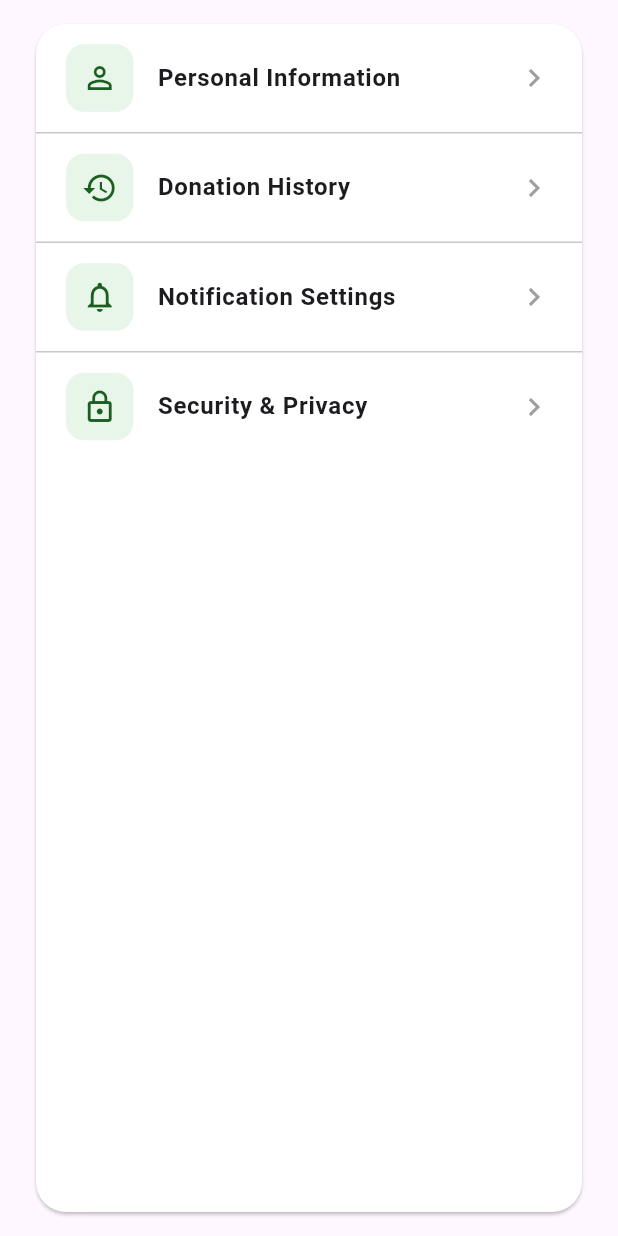
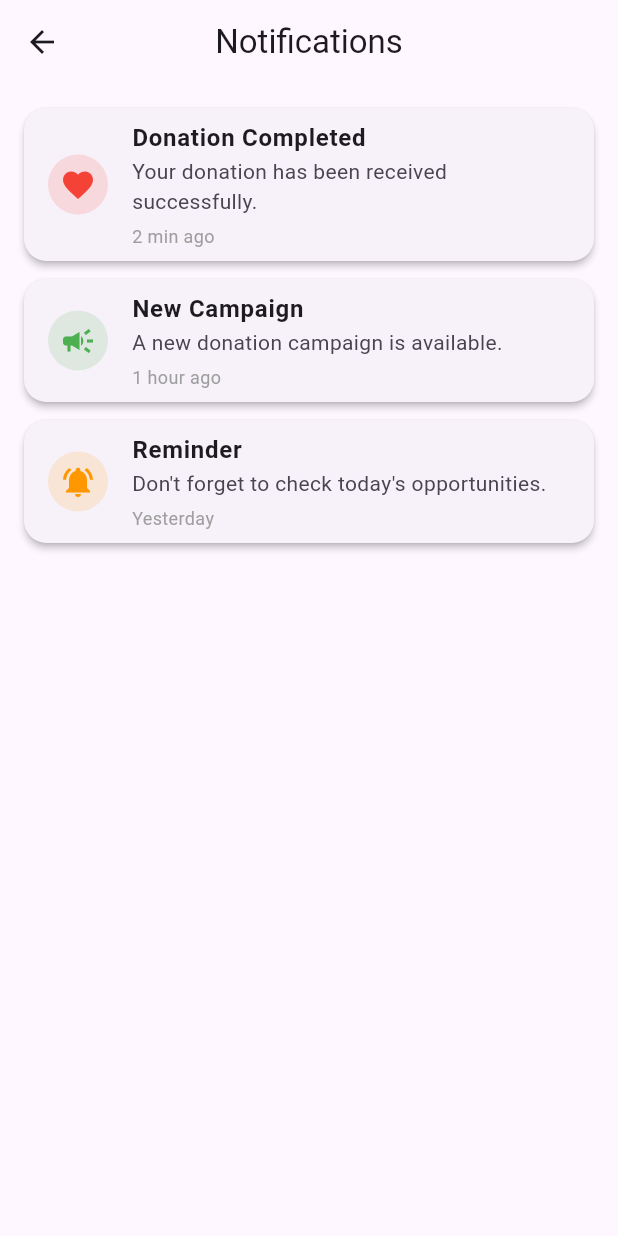
Before and after one commit to Shaza971/Nafi3, a Flutter app: the SettingsList widget shown alone on an empty page, opened directly, after a tap on "Notification Settings", on a phone screen of 412 x 824 dp. Run offline on Flutter 3.47's test engine with Material 3 defaults, Android fonts, the phone set to English and light mode, and no system bars; our stand-ins replace cloud_firestore, firebase_auth, firebase_core, font_awesome_flutter, shared_preferences, smooth_page_indicator; accounts and stored records are empty; network calls fail.

Commit message:
setting card

```diff
--- /dev/null
+++ b/lib/features/profile/ui/screen/notification_settings_screen.dart
@@ -0,0 +1,83 @@
+import 'package:flutter/material.dart';
+
+class NotificationsScreen extends StatelessWidget {
+  const NotificationsScreen({super.key});
+
+  @override
+  Widget build(BuildContext context) {
+    final List<Map<String, dynamic>> notifications = [
+      {
+        "title": "Donation Completed",
+        "subtitle": "Your donation has been received successfully.",
+        "icon": Icons.favorite,
+        "color": Colors.red,
+        "time": "2 min ago",
+      },
+      {
+        "title": "New Campaign",
+        "subtitle": "A new donation campaign is available.",
+        "icon": Icons.campaign,
+        "color": Colors.green,
+        "time": "1 hour ago",
+      },
+      {
+        "title": "Reminder",
+        "subtitle": "Don't forget to check today's opportunities.",
+        "icon": Icons.notifications_active,
+        "color": Colors.orange,
+        "time": "Yesterday",
+      },
+    ];
+
+    return Scaffold(
+      appBar: AppBar(
+        title: const Text("Notifications"),
+        centerTitle: true,
+      ),
+      body: ListView.builder(
+        padding: const EdgeInsets.all(16),
+        itemCount: notifications.length,
+        itemBuilder: (context, index) {
+          final item = notifications[index];
+
+          return Card(
+            margin: const EdgeInsets.only(bottom: 12),
+            elevation: 2,
+            shape: RoundedRectangleBorder(
+              borderRadius: BorderRadius.circular(15),
+            ),
+            child: ListTile(
+              leading: CircleAvatar(
+                backgroundColor: item["color"].withOpacity(0.15),
+                child: Icon(
+                  item["icon"],
+                  color: item["color"],
+                ),
+              ),
+              title: Text(
+                item["title"],
+                style: const TextStyle(
+                  fontWeight: FontWeight.bold,
+                ),
+              ),
+              subtitle: Column(
+                crossAxisAlignment: CrossAxisAlignment.start,
+                children: [
+                  Text(item["subtitle"]),
+                  const SizedBox(height: 5),
+                  Text(
+                    item["time"],
+                    style: const TextStyle(
+                      color: Colors.grey,
+                      fontSize: 12,
+                    ),
+                  ),
+                ],
+              ),
+            ),
+          );
+        },
+      ),
+    );
+  }
+}
--- a/pubspec.yaml
+++ b/pubspec.yaml
@@ -45,6 +45,7 @@ dependencies:
   firebase_storage: ^13.4.3
   firebase_messaging: ^16.4.1
   smooth_page_indicator: ^2.0.1
+  google_sign_in: ^7.2.0
 
 dev_dependencies:
   flutter_test:
```
Also changed, not shown: lib/core/widget/settings_list.dart (+41 -4 lines), lib/features/auth/ui/login.dart (+9 -0 lines), lib/features/profile/ui/profile_screen.dart (+7 -2 lines), lib/features/profile/ui/screen/donation_history_screen.dart (added, +45 -0 lines), lib/features/profile/ui/screen/personal_information_screen.dart (added, +143 -0 lines), lib/features/profile/ui/screen/security_privacy_screen.dart (added, +108 -0 lines), pubspec.lock, 81 other files.
